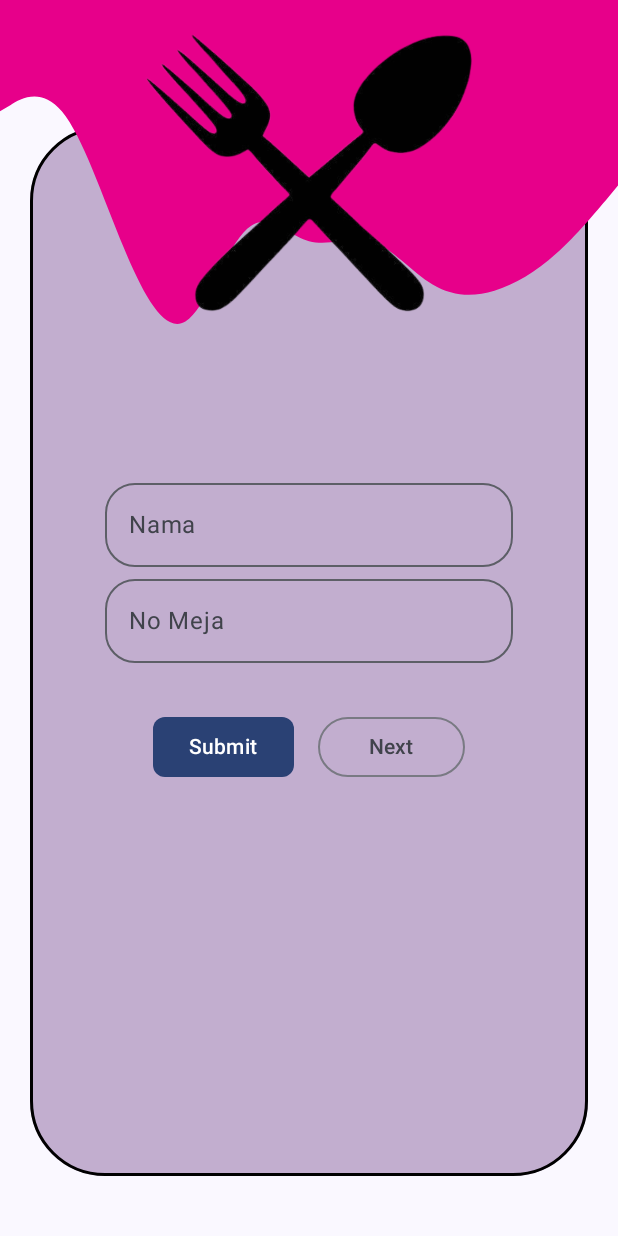
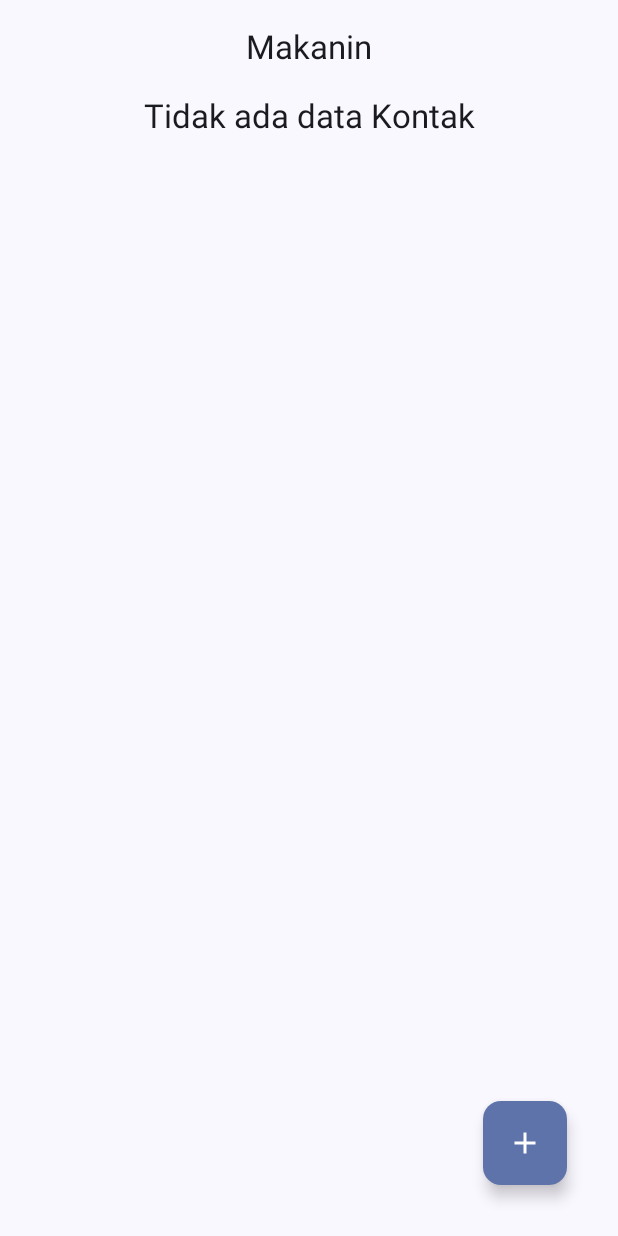
Before and after one commit to biyan847/PAM, an Android app built with Jetpack Compose: the DataPel screen opened through its navigation route, after a tap on "Next", on a phone screen of 412 x 824 dp. Run offline under Robolectric (Android 15) with nearby library versions, the phone set to English and light mode, and no system bars; our stand-ins replace Firebase (no records; nobody signed in at launch, a user with empty details on screens opened directly).

Commit message:
Menambahkan Menu Makanan

```diff
--- a/app/src/main/java/com/example/pam/Navigation/PengelolaHalaman.kt
+++ b/app/src/main/java/com/example/pam/Navigation/PengelolaHalaman.kt
@@ -21,6 +21,8 @@
 import com.example.pam.ui.detail.DetailScreen
 import com.example.pam.ui.edit.EditMakanan
 import com.example.pam.ui.edit.EditMakananScreen
+import com.example.pam.ui.menu.MenuScreen
+import com.example.pam.ui.menu.TampilScreenMenu
 
 @Composable
 fun PengelolaHalaman(navController: NavHostController = rememberNavController()) {
@@ -43,13 +45,26 @@
             AddScreen(navigateBack = {
                 navController.navigate(Screen.Home.route)})
         }
-        composable(DetailDestinationScreen.route){
-            DetailScreen(navigateToEditItem = {}, navigateBack = { /*TODO*/ })
+        composable(route = DetailDestinationScreen.routeWithArgs,
+            arguments = listOf(navArgument(DetailDestinationScreen.MakananId) {
+                type = NavType.StringType
+            })
+        ) { backStackEntry ->
+            val makananId = backStackEntry.arguments?.getString(DetailDestinationScreen.MakananId)
+            makananId?.let {
+                DetailScreen(
+                    navigateBack = { navController.popBackStack() },
+                    navigateToEditItem = {
+                        navController.navigate("${EditMakananScreen.route}/$makananId")
+                        println("makananId: $makananId")
+                    }
+                )
+            }
         }
         composable(DestinasiDataPel.route){
             DataPel(
                 navigateBack = {navController.navigate("LoginPage")},
-                navigateNext = {navController.navigate((DetailDestinationScreen.route))}
+                navigateNext = {navController.navigate((TampilScreenMenu.route))}
             )
         }
         composable(
@@ -65,5 +80,16 @@
                     onNavigateUp = {navController.navigateUp() })
             }
         }
+        composable(
+            TampilScreenMenu.route
+        ) {
+            MenuScreen(navigateToItemEntry = {
+                navController.navigate(DestinasiEntry.route)
+            },
+                onDetailClick = { itemId ->
+                    navController.navigate("${DetailDestinationScreen.route}/$itemId")
+                    println("itemId: $itemId")
+                })
+        }
     }
 }
--- a/app/src/main/java/com/example/pam/ui/PenyediaViewModel.kt
+++ b/app/src/main/java/com/example/pam/ui/PenyediaViewModel.kt
@@ -1,6 +1,7 @@
 package com.example.pam.ui
 
 import androidx.lifecycle.ViewModelProvider
+import androidx.lifecycle.createSavedStateHandle
 import androidx.lifecycle.viewmodel.CreationExtras
 import androidx.lifecycle.viewmodel.initializer
 import androidx.lifecycle.viewmodel.viewModelFactory
@@ -8,19 +9,41 @@
 import com.example.pam.Model.Pelanggan
 import com.example.pam.ui.DataPelanggan.DetailDatapelViewModel
 import com.example.pam.ui.add.AddViewModel
+import com.example.pam.ui.detail.DetailViewModel
+import com.example.pam.ui.edit.EditMakananViewModel
+import com.example.pam.ui.menu.MenuViewModel
 
-fun CreationExtras.apkikasiAdmin(): MakananAplication =
+fun CreationExtras.apkikasiMakanan(): MakananAplication =
     (this[ViewModelProvider.AndroidViewModelFactory.APPLICATION_KEY] as MakananAplication)
 
 object PenyediaViewModel {
     val Factory = viewModelFactory {
         initializer {
-            AddViewModel(apkikasiAdmin().container.makananRepository)
+            AddViewModel(apkikasiMakanan().container.makananRepository)
+        }
+
+        initializer {
+            MenuViewModel(apkikasiMakanan().container.makananRepository)
+        }
+
+        initializer {
+            DetailViewModel(
+                createSavedStateHandle(),
+                apkikasiMakanan().container.makananRepository
+            )
+        }
+
+        initializer {
+            EditMakananViewModel(
+                createSavedStateHandle(),
+                apkikasiMakanan().container.makananRepository
+            )
         }
     }
     val comsumen = viewModelFactory {
         initializer {
-            DetailDatapelViewModel(apkikasiAdmin().container.pelangganRepository)
+            DetailDatapelViewModel(apkikasiMakanan().container.pelangganRepository)
         }
     }
+
 }
--- a/app/src/main/java/com/example/pam/ui/Uistate.kt
+++ b/app/src/main/java/com/example/pam/ui/Uistate.kt
@@ -59,7 +59,7 @@
     addEvent = this.toDetailAdmin()
 )
 
-data class HomeUIState(
-    val listAdmin: List<Makanan> = listOf(),
+data class MakananUIState(
+    val listMakanan: List<Makanan> = listOf(),
     val dataLength: Int = 0
 )
--- a/app/src/main/java/com/example/pam/ui/detail/DetailViewModel.kt
+++ b/app/src/main/java/com/example/pam/ui/detail/DetailViewModel.kt
@@ -21,7 +21,7 @@
         private const val TIMEOUT_MILLIS = 5_000L
     }
 
-    val makananId: String = checkNotNull(savedStateHandle[DetailDestination.MakananId])
+    val makananId: String = checkNotNull(savedStateHandle[DetailDestinationScreen.MakananId])
 
     val uiState: StateFlow<DetailUIState> =
         repository.getMakananById(makananId)
--- /dev/null
+++ b/app/src/main/java/com/example/pam/ui/menu/MenuViewModel.kt
@@ -0,0 +1,36 @@
+package com.example.pam.ui.menu
+
+import androidx.lifecycle.ViewModel
+import androidx.lifecycle.viewModelScope
+import com.example.pam.Model.Makanan
+import com.example.pam.data.MakananRepository
+import com.example.pam.ui.MakananUIState
+import kotlinx.coroutines.flow.Flow
+import kotlinx.coroutines.flow.SharingStarted
+import kotlinx.coroutines.flow.StateFlow
+import kotlinx.coroutines.flow.filterNotNull
+import kotlinx.coroutines.flow.map
+import kotlinx.coroutines.flow.stateIn
+
+sealed class KontakUIState {
+    data class Success(val makanan: Flow<List<Makanan>>) : KontakUIState()
+    object Error : KontakUIState()
+    object Loading : KontakUIState()
+}
+
+class MenuViewModel(private val makananRepository: MakananRepository) : ViewModel() {
+
+    companion object {
+        private const val TIMEOUT_MILLIS = 5_000L
+    }
+
+    val homeUIState: StateFlow<MakananUIState> = makananRepository.getAll()
+        .filterNotNull()
+        .map {
+            MakananUIState(listMakanan = it.toList(), it.size ) }
+        .stateIn(
+            scope = viewModelScope,
+            started = SharingStarted.WhileSubscribed(TIMEOUT_MILLIS),
+            initialValue = MakananUIState()
+        )
+}
--- /dev/null
+++ b/app/src/main/java/com/example/pam/ui/menu/TampilMenu.kt
@@ -0,0 +1,172 @@
+package com.example.pam.ui.menu
+
+import androidx.compose.foundation.clickable
+import androidx.compose.foundation.layout.Arrangement
+import androidx.compose.foundation.layout.Column
+import androidx.compose.foundation.layout.Row
+import androidx.compose.foundation.layout.Spacer
+import androidx.compose.foundation.layout.fillMaxSize
+import androidx.compose.foundation.layout.fillMaxWidth
+import androidx.compose.foundation.layout.padding
+import androidx.compose.foundation.lazy.LazyColumn
+import androidx.compose.foundation.lazy.items
+import androidx.compose.material.icons.Icons
+import androidx.compose.material.icons.filled.Add
+import androidx.compose.material.icons.filled.Phone
+import androidx.compose.material.icons.filled.ShoppingCart
+import androidx.compose.material3.Card
+import androidx.compose.material3.CardDefaults
+import androidx.compose.material3.ExperimentalMaterial3Api
+import androidx.compose.material3.FloatingActionButton
+import androidx.compose.material3.Icon
+import androidx.compose.material3.MaterialTheme
+import androidx.compose.material3.Scaffold
+import androidx.compose.material3.Text
+import androidx.compose.material3.TopAppBarDefaults
+import androidx.compose.runtime.Composable
+import androidx.compose.runtime.collectAsState
+import androidx.compose.runtime.getValue
+import androidx.compose.ui.Alignment
+import androidx.compose.ui.Modifier
+import androidx.compose.ui.input.nestedscroll.nestedScroll
+import androidx.compose.ui.text.style.TextAlign
+import androidx.compose.ui.unit.dp
+import androidx.lifecycle.viewmodel.compose.viewModel
+import com.example.pam.Model.Makanan
+import com.example.pam.Navigation.DestinasiNavigasi
+import com.example.pam.ui.AddMenuTopAppBar
+import com.example.pam.ui.PenyediaViewModel
+
+object TampilScreenMenu : DestinasiNavigasi {
+    override val route = "home"
+    override val titleRes = "Kontak"
+}
+
+@OptIn(ExperimentalMaterial3Api::class)
+@Composable
+fun MenuScreen(
+    navigateToItemEntry: () -> Unit,
+    modifier: Modifier = Modifier,
+    onDetailClick: (String) -> Unit = {},
+    viewModel: MenuViewModel = viewModel(factory = PenyediaViewModel.Factory)
+) {
+    val scrollBehavior = TopAppBarDefaults.enterAlwaysScrollBehavior()
+
+    Scaffold(
+        modifier = modifier.nestedScroll(scrollBehavior.nestedScrollConnection),
+        topBar = {
+            AddMenuTopAppBar(
+                title = "Makanin",
+                canNavigateBack = false,
+                scrollBehavior = scrollBehavior
+            )
+        },
+        floatingActionButton = {
+            FloatingActionButton(
+                onClick = navigateToItemEntry,
+                shape = MaterialTheme.shapes.medium,
+                modifier = Modifier.padding(18.dp)
+            ) {
+                Icon(
+                    imageVector = Icons.Default.Add,
+                    contentDescription = ""
+                )
+            }
+        },
+    ) { innerPadding ->
+        val uiStateMakan by viewModel.homeUIState.collectAsState()
+        BodyHome(
+            itemMakanan = uiStateMakan.listMakanan,
+            modifier = Modifier
+                .padding(innerPadding)
+                .fillMaxSize(),
+            onViewClick = onDetailClick
+        )
+    }
+}
+
+@Composable
+fun BodyHome(
+    itemMakanan: List<Makanan>,
+    modifier: Modifier = Modifier,
+    onViewClick: (String) -> Unit = {}
+) {
+    Column(
+        horizontalAlignment = Alignment.CenterHorizontally,
+        modifier = modifier
+    ) {
+        if (itemMakanan.isEmpty()) {
+            Text(
+                text = "Tidak ada data Kontak",
+                textAlign = TextAlign.Center,
+                style = MaterialTheme.typography.titleLarge
+            )
+        } else {
+            ListMakanan(
+                itemMakanan= itemMakanan,
+                modifier = Modifier
+                    .padding(horizontal = 8.dp),
+                onItemClick = { onViewClick(it.id) }
+            )
+        }
+    }
+}
+
+@Composable
+fun ListMakanan(
+    itemMakanan: List<Makanan>,
+    modifier: Modifier = Modifier,
+    onItemClick: (Makanan) -> Unit
+) {
+    LazyColumn(
+        modifier = modifier
+    ) {
+        this.items(itemMakanan, key = { it.id }) { makanan ->
+            DataKontak(
+                makanan = makanan,
+                modifier = Modifier
+                    .fillMaxWidth()
+                    .clickable { onItemClick(makanan) }
+            )
+            Spacer(modifier = Modifier.padding(8.dp))
+        }
+    }
+}
+
+@Composable
+fun DataKontak(
+    makanan: Makanan,
+    modifier: Modifier = Modifier
+) {
+    Card(
+        modifier = modifier,
+        elevation = CardDefaults.cardElevation(defaultElevation = 2.dp)
+    ) {
+        Column(
+            modifier = Modifier.padding(12.dp),
+            verticalArrangement = Arrangement.spacedBy(8.dp)
+        ) {
+            Row(
+                modifier = Modifier.fillMaxWidth()
+            ) {
+                Text(
+                    text = makanan.namamkn,
+                    style = MaterialTheme.typography.titleLarge,
+                )
+                Spacer(Modifier.weight(1f))
+                Icon(
+                    imageVector = Icons.Default.ShoppingCart,
+                    contentDescription = null,
+                )
+                Text(
+                    text = makanan.harga,
+                    style = MaterialTheme.typography.titleMedium
+                )
+            }
+            Text(
+                text = makanan.jenis,
+                style = MaterialTheme.typography.titleMedium
+            )
+        }
+    }
+}
```
Also changed, not shown: app/src/main/java/com/example/pam/ui/DataPelanggan/Datapel.kt (+0 -7 lines).
